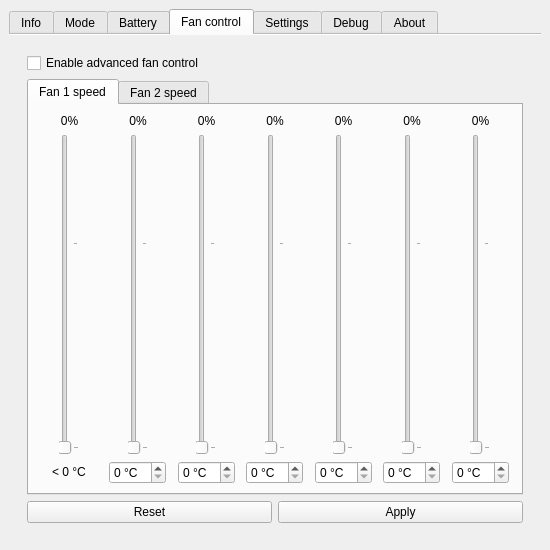
Before: the Qt Designer form src/mainwindow.ui in dmitry-s93/MControlCenter, drawn with Qt 5.
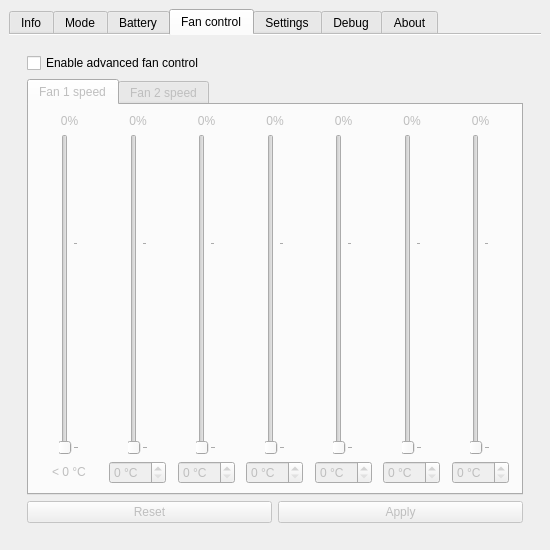
After: the same form once the commit is applied. The open tabs and pages were chosen to show the change.

Commit message: Disable controls if fan control is disabled

The edit to the form file:
```diff
--- a/src/mainwindow.ui
+++ b/src/mainwindow.ui
@@ -560,7 +560,10 @@
              </widget>
             </item>
             <item>
-             <widget class="QTabWidget" name="tabWidget">
+             <widget class="QTabWidget" name="fanControlTabWidget">
+              <property name="enabled">
+               <bool>false</bool>
+              </property>
               <property name="styleSheet">
                <string notr="true"/>
               </property>
@@ -1337,6 +1340,9 @@
              <layout class="QHBoxLayout" name="horizontalLayout">
               <item>
                <widget class="QPushButton" name="fanSpeedResetButton">
+                <property name="enabled">
+                 <bool>false</bool>
+                </property>
                 <property name="text">
                  <string>Reset</string>
                 </property>
@@ -1344,6 +1350,9 @@
               </item>
               <item>
                <widget class="QPushButton" name="fanSpeedApplyButton">
+                <property name="enabled">
+                 <bool>false</bool>
+                </property>
                 <property name="text">
                  <string>Apply</string>
                 </property>
```
The commit also changes 1 other file.
